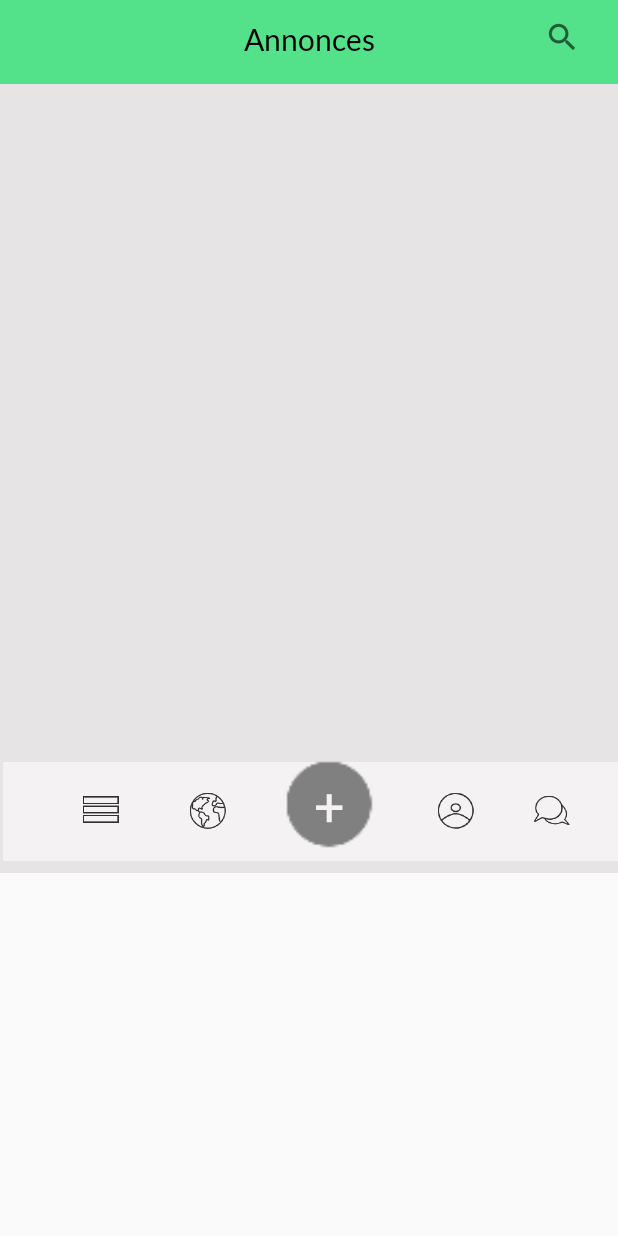
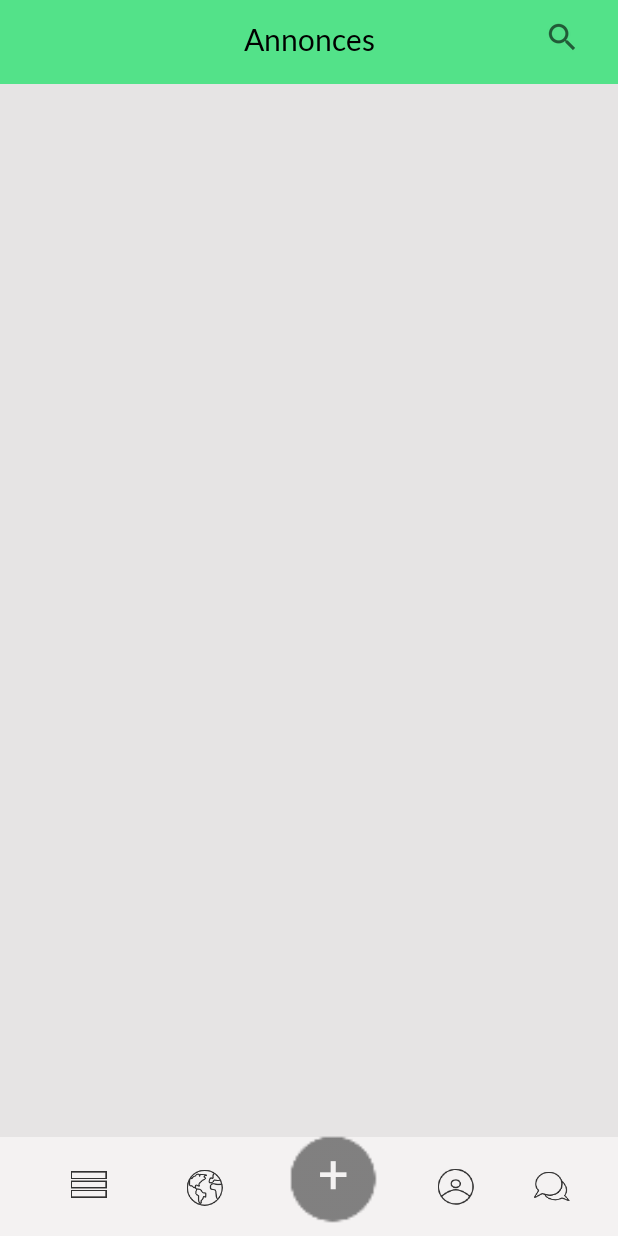
Before and after one commit to PierreBEGOUT/PFE_Giv-Eat, an Android app: the Accueil screen opened directly, with no data from a screen before it, on a phone screen of 412 x 824 dp. Run offline under Robolectric (Android 15) with nearby library versions, the phone set to English and light mode, and no system bars.

Commit message:
réparation du footer

```diff
--- a/app/src/main/java/com/example/pbego/giveeat/Accueil.java
+++ b/app/src/main/java/com/example/pbego/giveeat/Accueil.java
@@ -19,7 +19,7 @@ public class Accueil extends AppCompatActivity implements OnClickListener {
         final TextView NomPage = (TextView) findViewById(R.id.nompage);
         NomPage.setText("Annonces");
 
-        profil = findViewById(R.id.profil);
+        profil = findViewById(R.id.profil2);
         profil.setOnClickListener(this);
     }
 
@@ -28,7 +28,7 @@ public class Accueil extends AppCompatActivity implements OnClickListener {
         switch(v.getId())
         {
             //si on appuit sur le profil
-            case R.id.profil:
+            case R.id.profil2:
                 Intent prof = new Intent(Accueil.this, Profil.class);
                 startActivity(prof);
                 break;
--- a/app/src/main/res/layout/activity_accueil.xml
+++ b/app/src/main/res/layout/activity_accueil.xml
@@ -6,7 +6,7 @@
     android:layout_height="match_parent"
     tools:context="com.example.pbego.giveeat.Accueil">
 
-    <include layout="@layout/footer"></include>
+    <include layout="@layout/footer2"></include>
     <include layout="@layout/header"></include>
 
 </android.support.constraint.ConstraintLayout>
--- a/app/src/main/res/layout/activity_enregistrement.xml
+++ b/app/src/main/res/layout/activity_enregistrement.xml
@@ -21,7 +21,7 @@
         app:layout_constraintTop_toTopOf="parent" />
 
     <EditText
-        android:id="@+id/prenom"
+        android:id="@+id/nom"
         android:layout_width="wrap_content"
         android:layout_height="wrap_content"
         android:layout_marginEnd="8dp"
@@ -41,13 +41,14 @@
         android:layout_height="wrap_content"
         android:layout_marginEnd="8dp"
         android:layout_marginStart="8dp"
+        android:layout_marginTop="16dp"
         android:ems="10"
         android:inputType="textPersonName"
         android:text="Prénom"
         app:layout_constraintEnd_toEndOf="parent"
         app:layout_constraintHorizontal_bias="0.503"
         app:layout_constraintStart_toStartOf="parent"
-        app:layout_constraintTop_toBottomOf="@+id/prenom" />
+        app:layout_constraintTop_toBottomOf="@+id/nom" />
 
     <EditText
         android:id="@+id/mdp1"
@@ -55,7 +56,7 @@
         android:layout_height="wrap_content"
         android:layout_marginEnd="8dp"
         android:layout_marginStart="8dp"
-        android:layout_marginTop="12dp"
+        android:layout_marginTop="16dp"
         android:ems="10"
         android:inputType="textPassword"
         app:layout_constraintEnd_toEndOf="parent"
@@ -69,7 +70,7 @@
         android:layout_height="wrap_content"
         android:layout_marginEnd="8dp"
         android:layout_marginStart="8dp"
-        android:layout_marginTop="12dp"
+        android:layout_marginTop="20dp"
         android:ems="10"
         android:inputType="textPassword"
         app:layout_constraintEnd_toEndOf="parent"
@@ -83,11 +84,11 @@
         android:layout_height="wrap_content"
         android:layout_marginEnd="8dp"
         android:layout_marginStart="8dp"
-        android:layout_marginTop="20dp"
+        android:layout_marginTop="16dp"
         android:text="Mot de passe :"
         android:textSize="18sp"
         app:layout_constraintEnd_toEndOf="parent"
-        app:layout_constraintHorizontal_bias="0.068"
+        app:layout_constraintHorizontal_bias="0.056"
         app:layout_constraintStart_toStartOf="parent"
         app:layout_constraintTop_toBottomOf="@+id/email" />
 
@@ -97,7 +98,7 @@
         android:layout_height="wrap_content"
         android:layout_marginEnd="8dp"
         android:layout_marginStart="8dp"
-        android:layout_marginTop="12dp"
+        android:layout_marginTop="16dp"
         android:ems="10"
         android:inputType="textPersonName"
         android:text="E-mail"
@@ -112,11 +113,11 @@
         android:layout_height="wrap_content"
         android:layout_marginEnd="8dp"
         android:layout_marginStart="8dp"
-        android:layout_marginTop="20dp"
+        android:layout_marginTop="16dp"
         android:text="Confirmer le mot de passe :"
         android:textSize="18sp"
         app:layout_constraintEnd_toEndOf="parent"
-        app:layout_constraintHorizontal_bias="0.096"
+        app:layout_constraintHorizontal_bias="0.094"
         app:layout_constraintStart_toStartOf="parent"
         app:layout_constraintTop_toBottomOf="@+id/mdp1" />
 
--- a/app/src/main/res/layout/activity_profil.xml
+++ b/app/src/main/res/layout/activity_profil.xml
@@ -8,7 +8,7 @@
 
     <include
         android:id="@+id/include"
-        layout="@layout/footer"></include>
+        layout="@layout/footer2"></include>
 
     <android.support.design.widget.CoordinatorLayout
         android:layout_width="382dp"
--- a/app/src/main/res/layout/footer.xml
+++ /dev/null
@@ -1,148 +0,0 @@
-<?xml version="1.0" encoding="utf-8"?>
-<android.support.design.widget.CoordinatorLayout xmlns:android="http://schemas.android.com/apk/res/android"
-    xmlns:app="http://schemas.android.com/apk/res-auto"
-    xmlns:tools="http://schemas.android.com/tools"
-    android:layout_width="match_parent"
-    android:layout_height="match_parent">
-
-    <android.support.v4.widget.NestedScrollView
-        android:layout_width="match_parent"
-        android:layout_height="match_parent"
-        app:layout_behavior="android.support.design.widget.AppBarLayout$ScrollingViewBehavior">
-
-        <android.support.constraint.ConstraintLayout
-            android:layout_width="match_parent"
-            android:layout_height="match_parent"
-            android:background="@color/grisFond">
-
-            <LinearLayout
-                android:id="@+id/footer"
-                android:layout_width="410dp"
-                android:layout_height="66dp"
-                android:layout_marginBottom="8dp"
-                android:layout_marginTop="8dp"
-                android:background="@color/gris"
-                android:backgroundTint="@color/gris"
-                android:orientation="vertical"
-                app:layout_constraintBottom_toBottomOf="parent"
-                app:layout_constraintEnd_toEndOf="parent"
-                app:layout_constraintHorizontal_bias="0.884"
-                app:layout_constraintStart_toStartOf="parent"
-                app:layout_constraintTop_toTopOf="parent"
-                app:layout_constraintVertical_bias="1.0">
-
-            </LinearLayout>
-
-            <ImageButton
-                android:id="@+id/list"
-                android:layout_width="wrap_content"
-                android:layout_height="wrap_content"
-                android:layout_marginBottom="8dp"
-                android:layout_marginStart="37dp"
-                android:layout_marginTop="8dp"
-                android:backgroundTint="@android:color/transparent"
-                app:layout_constraintBottom_toBottomOf="@+id/footer"
-                app:layout_constraintStart_toStartOf="@+id/footer"
-                app:layout_constraintTop_toTopOf="@+id/footer"
-                app:layout_constraintVertical_bias="1.0"
-                app:srcCompat="@drawable/menu" />
-
-            <ImageButton
-                android:id="@+id/map"
-                android:layout_width="56dp"
-                android:layout_height="52dp"
-                android:layout_marginBottom="8dp"
-                android:layout_marginEnd="8dp"
-                android:layout_marginStart="8dp"
-                android:layout_marginTop="8dp"
-                android:backgroundTint="@android:color/transparent"
-                app:layout_constraintBottom_toBottomOf="@+id/footer"
-                app:layout_constraintEnd_toStartOf="@+id/profil"
-                app:layout_constraintHorizontal_bias="0.067"
-                app:layout_constraintStart_toEndOf="@+id/list"
-                app:layout_constraintTop_toTopOf="@+id/footer"
-                app:layout_constraintVertical_bias="0.666"
-                app:srcCompat="@drawable/planet" />
-
-            <ImageView
-                android:id="@+id/profil_color"
-                android:layout_width="30dp"
-                android:layout_height="29dp"
-                android:layout_marginBottom="8dp"
-                android:layout_marginEnd="8dp"
-                android:layout_marginStart="8dp"
-                android:layout_marginTop="8dp"
-                android:background="@android:drawable/radiobutton_off_background"
-                android:backgroundTint="@color/vert"
-                android:visibility="invisible"
-                app:layout_constraintBottom_toBottomOf="@+id/profil"
-                app:layout_constraintEnd_toEndOf="@+id/profil"
-                app:layout_constraintStart_toStartOf="@+id/profil"
-                app:layout_constraintTop_toTopOf="@+id/profil" />
-
-            <ImageButton
-                android:id="@+id/profil"
-                android:layout_width="56dp"
-                android:layout_height="52dp"
-                android:layout_marginBottom="8dp"
-                android:layout_marginEnd="8dp"
-                android:layout_marginRight="8dp"
-                android:layout_marginTop="8dp"
-                android:backgroundTint="@android:color/transparent"
-                app:layout_constraintBottom_toBottomOf="@+id/footer"
-                app:layout_constraintEnd_toStartOf="@+id/message"
-                app:layout_constraintTop_toTopOf="@+id/footer"
-                app:layout_constraintVertical_bias="0.666"
-                app:srcCompat="@drawable/ic_action_name" />
-
-            <ImageButton
-                android:id="@+id/message"
-                android:layout_width="56dp"
-                android:layout_height="52dp"
-                android:layout_marginBottom="8dp"
-                android:layout_marginEnd="16dp"
-                android:layout_marginRight="16dp"
-                android:layout_marginTop="8dp"
-                android:backgroundTint="@android:color/transparent"
-                app:layout_constraintBottom_toBottomOf="@+id/footer"
-                app:layout_constraintEnd_toEndOf="@+id/footer"
-                app:layout_constraintTop_toTopOf="@+id/footer"
-                app:layout_constraintVertical_bias="0.666"
-                app:srcCompat="@drawable/discuss" />
-
-            <ImageButton
-                android:id="@+id/add"
-                android:layout_width="75dp"
-                android:layout_height="75dp"
-                android:layout_marginEnd="8dp"
-                android:layout_marginStart="8dp"
-                android:background="@drawable/add"
-                android:contentDescription=" "
-                app:layout_constraintBottom_toBottomOf="@+id/footer"
-                app:layout_constraintEnd_toStartOf="@+id/profil"
-                app:layout_constraintHorizontal_bias="0.421"
-                app:layout_constraintStart_toEndOf="@+id/map"
-                app:layout_constraintTop_toTopOf="@+id/footer"
-                app:layout_constraintVertical_bias="1.0" />
-
-            <TextView
-                android:id="@+id/plus"
-                android:layout_width="21dp"
-                android:layout_height="54dp"
-                android:layout_marginBottom="8dp"
-                android:layout_marginEnd="8dp"
-                android:layout_marginStart="8dp"
-                android:layout_marginTop="512dp"
-                android:text="+"
-                android:textAppearance="@style/TextAppearance.AppCompat.Body1"
-                android:textColor="@color/gris"
-                android:textSize="36sp"
-                app:layout_constraintBottom_toBottomOf="@+id/add"
-                app:layout_constraintEnd_toEndOf="@+id/add"
-                app:layout_constraintStart_toStartOf="@+id/add"
-                app:layout_constraintTop_toTopOf="parent"
-                app:layout_constraintVertical_bias="0.0" />
-
-        </android.support.constraint.ConstraintLayout>
-    </android.support.v4.widget.NestedScrollView>
-</android.support.design.widget.CoordinatorLayout>
--- /dev/null
+++ b/app/src/main/res/layout/footer2.xml
@@ -0,0 +1,138 @@
+<?xml version="1.0" encoding="utf-8"?>
+<android.support.constraint.ConstraintLayout xmlns:android="http://schemas.android.com/apk/res/android"
+    xmlns:app="http://schemas.android.com/apk/res-auto"
+    android:layout_width="match_parent"
+    android:layout_height="match_parent"
+    android:background="@color/grisFond">
+
+    <LinearLayout
+        android:id="@+id/footer2"
+        android:layout_width="0dp"
+        android:layout_height="66dp"
+        android:background="@color/gris"
+        android:backgroundTint="@color/gris"
+        android:orientation="vertical"
+        app:layout_constraintBottom_toBottomOf="parent"
+        app:layout_constraintEnd_toEndOf="parent"
+        app:layout_constraintHorizontal_bias="0.0"
+        app:layout_constraintStart_toStartOf="parent">
+
+    </LinearLayout>
+
+    <ImageButton
+        android:id="@+id/list2"
+        android:layout_width="53dp"
+        android:layout_height="wrap_content"
+        android:layout_marginBottom="8dp"
+        android:layout_marginEnd="8dp"
+        android:layout_marginStart="8dp"
+        android:layout_marginTop="8dp"
+        android:backgroundTint="@android:color/transparent"
+        app:layout_constraintBottom_toBottomOf="@+id/footer2"
+        app:layout_constraintEnd_toStartOf="@+id/profil_color2"
+        app:layout_constraintHorizontal_bias="0.466"
+        app:layout_constraintStart_toStartOf="@+id/footer2"
+        app:layout_constraintTop_toTopOf="@+id/footer2"
+        app:layout_constraintVertical_bias="1.0"
+        app:srcCompat="@drawable/menu" />
+
+    <ImageButton
+        android:id="@+id/map2"
+        android:layout_width="56dp"
+        android:layout_height="52dp"
+        android:layout_marginBottom="8dp"
+        android:layout_marginEnd="20dp"
+        android:layout_marginRight="8dp"
+        android:layout_marginStart="8dp"
+        android:layout_marginLeft="8dp"
+        android:layout_marginTop="8dp"
+        android:backgroundTint="@android:color/transparent"
+        app:layout_constraintBottom_toBottomOf="@+id/footer2"
+        app:layout_constraintEnd_toStartOf="@+id/add2"
+        app:layout_constraintStart_toEndOf="@+id/list"
+        app:layout_constraintTop_toTopOf="@+id/footer2"
+        app:layout_constraintVertical_bias="0.0"
+        app:srcCompat="@drawable/planet" />
+
+    <ImageView
+        android:id="@+id/profil_color2"
+        android:layout_width="30dp"
+        android:layout_height="29dp"
+        android:layout_marginBottom="8dp"
+        android:layout_marginEnd="8dp"
+        android:layout_marginStart="8dp"
+        android:layout_marginTop="8dp"
+        android:background="@android:drawable/radiobutton_off_background"
+        android:backgroundTint="@color/vert"
+        android:visibility="invisible"
+        app:layout_constraintBottom_toBottomOf="@+id/map2"
+        app:layout_constraintEnd_toEndOf="@+id/map2"
+        app:layout_constraintStart_toStartOf="@+id/map2"
+        app:layout_constraintTop_toTopOf="@+id/map2" />
+
+    <ImageButton
+        android:id="@+id/profil2"
+        android:layout_width="56dp"
+        android:layout_height="52dp"
+        android:layout_marginBottom="8dp"
+        android:layout_marginEnd="8dp"
+        android:layout_marginRight="8dp"
+        android:layout_marginTop="8dp"
+        android:backgroundTint="@android:color/transparent"
+        app:layout_constraintBottom_toBottomOf="@+id/footer2"
+        app:layout_constraintEnd_toStartOf="@+id/message2"
+        app:layout_constraintTop_toTopOf="@+id/footer2"
+        app:layout_constraintVertical_bias="0.666"
+        app:srcCompat="@drawable/ic_action_name" />
+
+    <ImageButton
+        android:id="@+id/message2"
+        android:layout_width="56dp"
+        android:layout_height="52dp"
+        android:layout_marginBottom="8dp"
+        android:layout_marginEnd="16dp"
+        android:layout_marginRight="16dp"
+        android:layout_marginTop="8dp"
+        android:backgroundTint="@android:color/transparent"
+        app:layout_constraintBottom_toBottomOf="@+id/footer2"
+        app:layout_constraintEnd_toEndOf="@+id/footer2"
+        app:layout_constraintTop_toTopOf="@+id/footer2"
+        app:layout_constraintVertical_bias="0.666"
+        app:srcCompat="@drawable/discuss" />
+
+    <ImageButton
+        android:id="@+id/add2"
+        android:layout_width="75dp"
+        android:layout_height="75dp"
+        android:layout_marginEnd="16dp"
+        android:layout_marginRight="8dp"
+        android:layout_marginStart="8dp"
+        android:layout_marginLeft="8dp"
+        android:layout_marginTop="480dp"
+        android:background="@drawable/add"
+        android:contentDescription=" "
+        app:layout_constraintBottom_toBottomOf="@+id/footer2"
+        app:layout_constraintEnd_toStartOf="@+id/profil2"
+        app:layout_constraintHorizontal_bias="0.421"
+        app:layout_constraintStart_toEndOf="@+id/map"
+        app:layout_constraintTop_toTopOf="parent"
+        app:layout_constraintVertical_bias="1.0" />
+
+    <TextView
+        android:id="@+id/plus2"
+        android:layout_width="21dp"
+        android:layout_height="54dp"
+        android:layout_marginBottom="8dp"
+        android:layout_marginEnd="8dp"
+        android:layout_marginStart="8dp"
+        android:layout_marginTop="8dp"
+        android:text="+"
+        android:textAppearance="@style/TextAppearance.AppCompat.Body1"
+        android:textColor="@color/gris"
+        android:textSize="36sp"
+        app:layout_constraintBottom_toBottomOf="@+id/add"
+        app:layout_constraintEnd_toEndOf="@+id/add2"
+        app:layout_constraintStart_toStartOf="@+id/add2"
+        app:layout_constraintTop_toTopOf="@+id/add2"
+        app:layout_constraintVertical_bias="1.0" />
+</android.support.constraint.ConstraintLayout>
```
